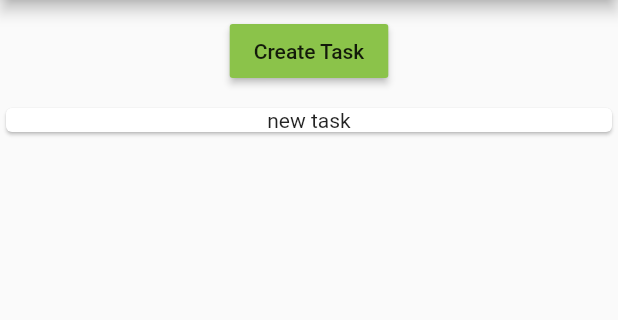
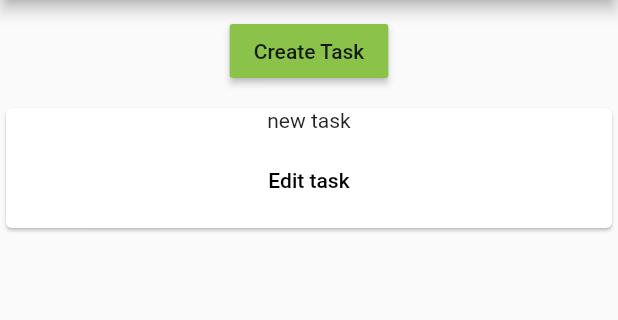
Before and after one commit to lucasdutraf/Scheduler, a Flutter app: the screen it shows after launch, after a tap on "Create Task", on a phone screen of 412 x 824 dp, the part 84-404 px from its top. Run offline on Flutter 3.47's test engine with Material 2 defaults, Android fonts, the phone set to English and light mode, and no system bars.

Commit message:
Create edit task screen

```diff
--- a/lib/main.dart
+++ b/lib/main.dart
@@ -1,7 +1,7 @@
 import 'package:flutter/material.dart';
 //import 'package:flutter/rendering.dart';
 
-import './task_manager.dart';
+import './pages/home.dart';
 
 void main() => runApp(MyApp());
 //debugPaintSizeEnabled = true; spacing of elements
@@ -17,12 +17,7 @@ class MyApp extends StatelessWidget {
         primarySwatch: Colors.purple,
         accentColor: Colors.orange
       ),
-      home: Scaffold(
-        appBar: AppBar(
-          title: Text('Scheduler'),
-        ),
-        body: TaskManager(),
-      ),
+      home: HomePage(),
     );
   }
 }
--- /dev/null
+++ b/lib/pages/home.dart
@@ -0,0 +1,15 @@
+import 'package:flutter/material.dart';
+
+import '../task_manager.dart';
+
+class HomePage extends StatelessWidget {
+  @override
+  Widget build(BuildContext context) {
+    return Scaffold(
+      appBar: AppBar(
+        title: Text('Scheduler'),
+      ),
+      body: TaskManager(),
+    );
+  }
+}
--- /dev/null
+++ b/lib/pages/task.dart
@@ -0,0 +1,16 @@
+import 'package:flutter/material.dart';
+
+class TaskPage extends StatelessWidget {
+  @override
+  Widget build(BuildContext context) {
+    // TODO: implement build
+    return Scaffold(
+      appBar: AppBar(
+        title: Text('Task detail'),
+      ),
+      body: Center(
+        child: Text('Task detail'),
+      ),
+    );
+  }
+}
--- a/lib/tasks.dart
+++ b/lib/tasks.dart
@@ -8,7 +8,16 @@ class Tasks extends StatelessWidget {
     return Card(
       child: Column(
         children: <Widget>[
-          Text(tasks[index])
+          Text(tasks[index]),
+          ButtonBar(
+            alignment: MainAxisAlignment.center,
+            children: <Widget> [
+              FlatButton (
+                child: Text('Edit task'),
+                onPressed: () => Navigator,
+              )
+            ],
+          )
         ],
       ),
     );
```
